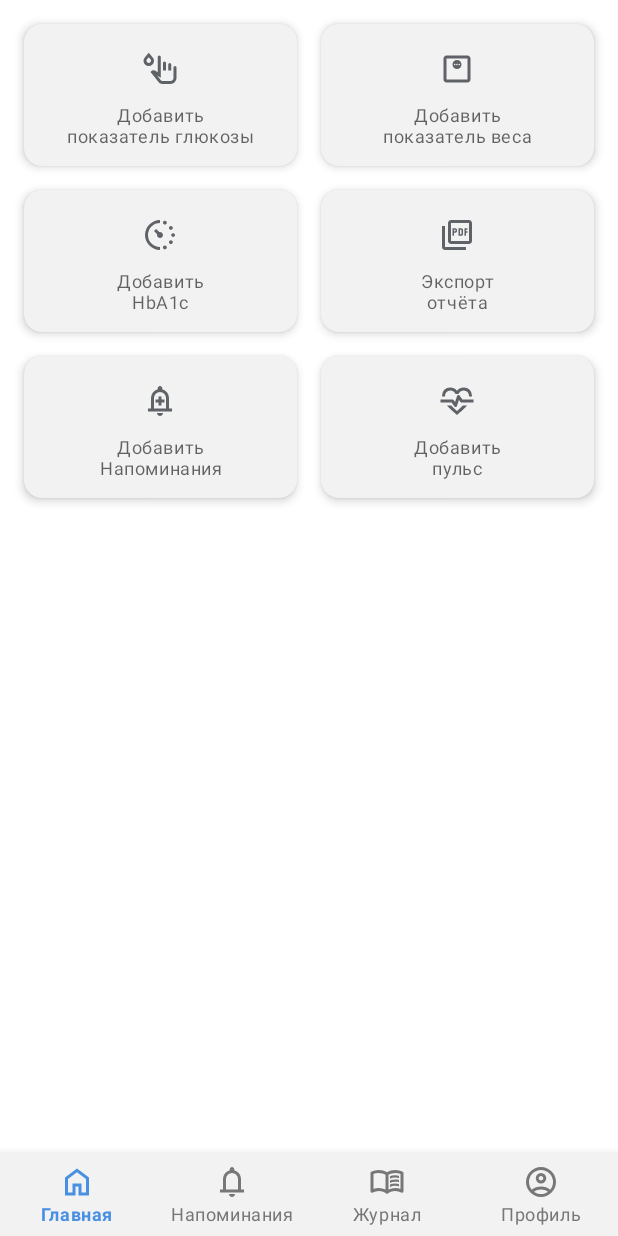
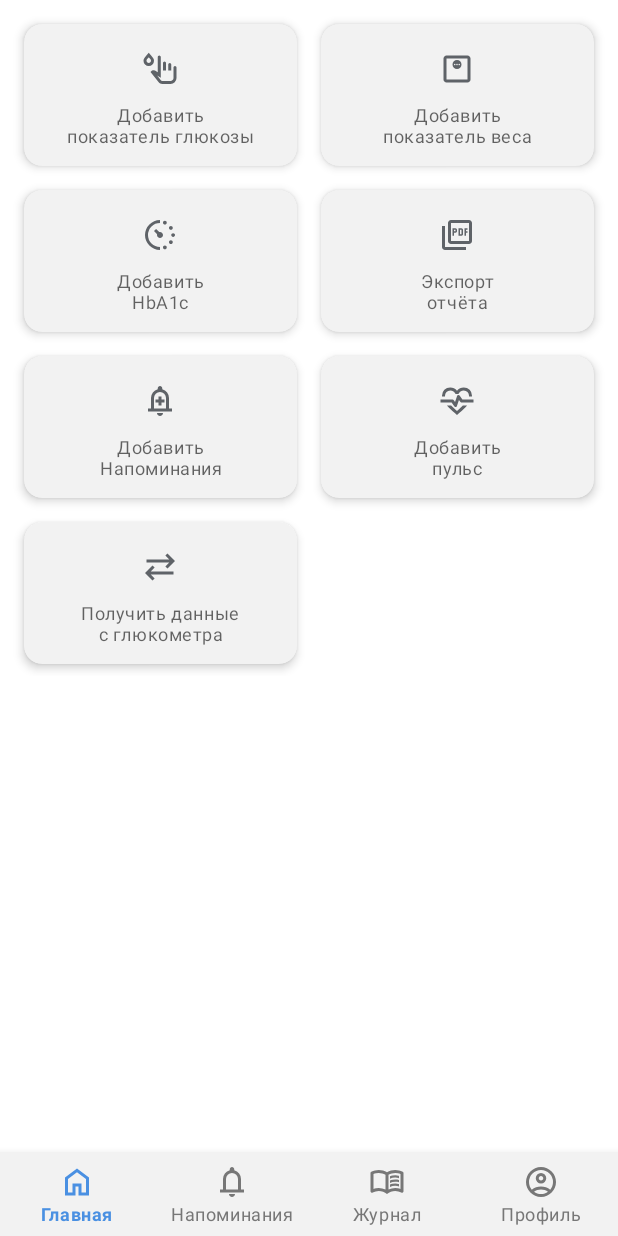
Before and after one commit to VladislavGundorin/MyDiabetesApp, an Android app: the screen it shows after launch (MainActivity), on a phone screen of 412 x 824 dp. Run offline under Robolectric (Android 15) with nearby library versions, the phone set to English and light mode, and no system bars; our stand-ins replace Room's generated code, navigation-ui; libraries missing offline, so code that uses them is left out: com.google.api.client, com.google.api.services; 2 statements that could not run were skipped.

Commit message:
add sync glukometer

```diff
--- a/app/src/main/java/com/example/mydiabetesapp/data/database/UserProfileDao.kt
+++ b/app/src/main/java/com/example/mydiabetesapp/data/database/UserProfileDao.kt
@@ -24,4 +24,7 @@ interface UserProfileDao {
 
     @Query("DELETE FROM user_profile WHERE id = :id")
     suspend fun deleteUserProfile(id: Int)
+    @Query("SELECT COUNT(*) FROM user_profile")
+    suspend fun getCount(): Int
+
 }
--- /dev/null
+++ b/app/src/main/res/drawable/ic_sync_alt.xml
@@ -0,0 +1,9 @@
+<vector xmlns:android="http://schemas.android.com/apk/res/android"
+    android:width="24dp"
+    android:height="24dp"
+    android:viewportWidth="960"
+    android:viewportHeight="960">
+  <path
+      android:pathData="M280,840 L80,640l200,-200 57,56 -104,104h607v80L233,680l104,104 -57,56ZM680,520 L623,464 727,360L120,360v-80h607L623,176l57,-56 200,200 -200,200Z"
+      android:fillColor="#5f6368"/>
+</vector>
--- a/app/src/main/res/layout/fragment_edit_weight.xml
+++ b/app/src/main/res/layout/fragment_edit_weight.xml
@@ -4,8 +4,7 @@
     xmlns:app="http://schemas.android.com/apk/res-auto"
     android:id="@+id/rootLayout"
     android:layout_width="match_parent"
-    android:layout_height="match_parent"
-    android:padding="16dp">
+    android:layout_height="match_parent">
 
     <androidx.appcompat.widget.Toolbar
         android:id="@+id/toolbar"
--- a/app/src/main/res/layout/fragment_home.xml
+++ b/app/src/main/res/layout/fragment_home.xml
@@ -231,6 +231,42 @@
                     android:textAppearance="?attr/textAppearanceCaption"/>
             </LinearLayout>
         </com.google.android.material.card.MaterialCardView>
+        <com.google.android.material.card.MaterialCardView
+            android:id="@+id/btnAddSync"
+            android:layout_width="0dp"
+            android:layout_height="wrap_content"
+            android:layout_columnWeight="1"
+            android:layout_margin="8dp"
+            android:clickable="true"
+            android:foreground="?attr/selectableItemBackground"
+            app:cardCornerRadius="12dp"
+            app:cardElevation="4dp"
+            app:cardBackgroundColor="?attr/colorSurface">
+
+            <LinearLayout
+                android:layout_width="match_parent"
+                android:layout_height="match_parent"
+                android:orientation="vertical"
+                android:gravity="center"
+                android:padding="12dp">
+
+                <ImageView
+                    android:layout_width="36dp"
+                    android:layout_height="36dp"
+                    android:src="@drawable/ic_sync_alt"
+                    android:scaleType="centerInside"
+                    android:contentDescription="Иконка синхронизации"/>
+
+                <TextView
+                    android:layout_width="wrap_content"
+                    android:layout_height="wrap_content"
+                    android:layout_marginTop="4dp"
+                    android:text="Получить данные\nс глюкометра"
+                    android:maxLines="2"
+                    android:textAlignment="center"
+                    android:textAppearance="?attr/textAppearanceCaption"/>
+            </LinearLayout>
+        </com.google.android.material.card.MaterialCardView>
 
     </GridLayout>
 </androidx.constraintlayout.widget.ConstraintLayout>
--- a/app/src/main/res/navigation/nav_graph.xml
+++ b/app/src/main/res/navigation/nav_graph.xml
@@ -32,6 +32,20 @@
         <action
             android:id="@+id/action_nav_home_to_addPressureFragment"
             app:destination="@id/addPressureFragment" />
+        <action
+            android:id="@+id/action_nav_home_to_syncFragment"
+            app:destination="@id/syncFragment" />
+    </fragment>
+    <fragment
+        android:id="@+id/syncFragment"
+        android:name="com.example.mydiabetesapp.ui.sync.SyncFragment"
+        android:label="Синхронизация"
+        tools:layout="@layout/fragment_sync">
+    <action
+        android:id="@+id/action_syncFragment_to_nav_home"
+        app:destination="@id/nav_home"
+        app:popUpTo="@id/nav_home"
+        app:popUpToInclusive="false" />
     </fragment>
 
     <!-- Журнал -->
@@ -216,10 +230,8 @@
             android:id="@+id/action_pulseStatisticsFragment_to_editPressureFragment"
             app:destination="@id/editPressureFragment" />
 
-        <!-- переход к добавлению новой записи (если решите оставить) -->
         <action
             android:id="@+id/action_pulseStatisticsFragment_to_addPressureFragment"
             app:destination="@id/addPressureFragment" />
     </fragment>
-
 </navigation>
```
Also changed, not shown: app/src/main/AndroidManifest.xml (+9 -0 lines), app/src/main/java/com/example/mydiabetesapp/ui/home/HomeFragment.kt (+42 -1 lines), app/src/main/java/com/example/mydiabetesapp/ui/sync/SyncFragment.kt (added, +389 -0 lines), app/src/main/java/com/example/mydiabetesapp/ui/viewmodel/SyncViewModel.kt (added, +33 -0 lines), app/src/main/java/com/example/mydiabetesapp/ui/viewmodel/SyncViewModelFactory.kt (added, +14 -0 lines), app/src/main/res/layout/fragment_sync.xml (added, +60 -0 lines), app/src/main/res/layout/item_ble_device.xml (added, +22 -0 lines).
